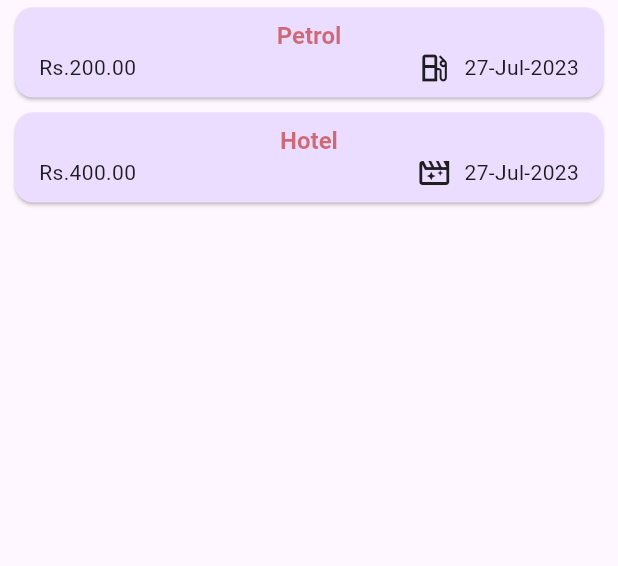
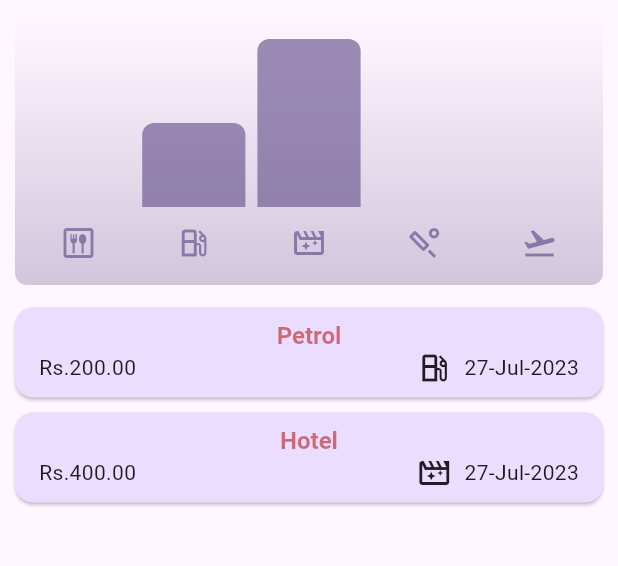
Before and after one commit to bhuphathi/expense_tracker, a Flutter app: the screen it shows after launch, on a phone screen of 412 x 824 dp, the part 114-680 px from its top. Run offline on Flutter 3.47's test engine with Material 2 defaults, Android fonts, the phone set to English and light mode, and no system bars.

Commit message:
feat: chart added

```diff
--- a/lib/model/expense.dart
+++ b/lib/model/expense.dart
@@ -31,3 +31,28 @@ class Expense {
 
   String get formattedDate => dateFormat.format(date);
 }
+
+class ExpenseBucket {
+  const ExpenseBucket({
+    required this.category,
+    required this.expenses,
+  });
+
+  ExpenseBucket.forCategory(List<Expense> allExpenses, this.category)
+      : expenses = allExpenses
+            .where((expense) => expense.category == category)
+            .toList();
+
+  final Category category;
+  final List<Expense> expenses;
+
+  double get totalExpenses {
+    double sum = 0;
+
+    for (final expense in expenses) {
+      sum += expense.amount; // sum = sum + expense.amount
+    }
+
+    return sum;
+  }
+}
--- a/lib/screens/expenses_screen.dart
+++ b/lib/screens/expenses_screen.dart
@@ -1,4 +1,5 @@
 import 'package:expense_tracker/main.dart';
+import 'package:expense_tracker/widgets/chart.dart';
 import 'package:flutter/material.dart';
 
 import 'package:expense_tracker/model/expense.dart';
@@ -109,6 +110,7 @@ class _ExpensesScreenState extends State<ExpensesScreen> {
           const Text(
             "The Expenses Widget...",
           ),
+          Chart(expenses: _registeredExpenses),
           Expanded(
             child: mainContent,
           ),
--- /dev/null
+++ b/lib/widgets/chart.dart
@@ -0,0 +1,96 @@
+import 'package:flutter/material.dart';
+
+import 'package:expense_tracker/widgets/chart_bar.dart';
+import 'package:expense_tracker/model/expense.dart';
+
+class Chart extends StatelessWidget {
+  const Chart({super.key, required this.expenses});
+
+  final List<Expense> expenses;
+
+  List<ExpenseBucket> get buckets {
+    return [
+      ExpenseBucket.forCategory(expenses, Category.food),
+      ExpenseBucket.forCategory(expenses, Category.fuel),
+      ExpenseBucket.forCategory(expenses, Category.leisure),
+      ExpenseBucket.forCategory(expenses, Category.sports),
+      ExpenseBucket.forCategory(expenses, Category.travel),
+    ];
+  }
+
+  double get maxTotalExpense {
+    double maxTotalExpense = 0;
+
+    for (final bucket in buckets) {
+      if (bucket.totalExpenses > maxTotalExpense) {
+        maxTotalExpense = bucket.totalExpenses;
+      }
+    }
+
+    return maxTotalExpense;
+  }
+
+  @override
+  Widget build(BuildContext context) {
+    final isDarkMode =
+        MediaQuery.of(context).platformBrightness == Brightness.dark;
+    return Container(
+      margin: const EdgeInsets.all(10),
+      padding: const EdgeInsets.symmetric(
+        vertical: 16,
+        horizontal: 4,
+      ),
+      width: double.infinity,
+      height: 180,
+      decoration: BoxDecoration(
+        borderRadius: BorderRadius.circular(8),
+        gradient: LinearGradient(
+          colors: [
+            Theme.of(context).colorScheme.primary.withOpacity(0.3),
+            Theme.of(context).colorScheme.primary.withOpacity(0.0)
+          ],
+          begin: Alignment.bottomCenter,
+          end: Alignment.topCenter,
+        ),
+      ),
+      child: Column(
+        children: [
+          Expanded(
+            child: Row(
+              crossAxisAlignment: CrossAxisAlignment.end,
+              children: [
+                for (final bucket in buckets) // alternative to map()
+                  ChartBar(
+                    fill: bucket.totalExpenses == 0
+                        ? 0
+                        : bucket.totalExpenses / maxTotalExpense,
+                  )
+              ],
+            ),
+          ),
+          const SizedBox(height: 12),
+          Row(
+            children: buckets
+                .map(
+                  (bucket) => Expanded(
+                    child: Padding(
+                      padding: const EdgeInsets.symmetric(horizontal: 4),
+                      child: Icon(
+                        categoryIcons[bucket.category],
+                        color: isDarkMode
+                            ? Theme.of(context).colorScheme.secondary
+                            : Theme.of(context)
+                                .colorScheme
+                                .primary
+                                .withOpacity(0.7),
+                      ),
+                    ),
+                  ),
+                )
+                .toList(),
+          )
+        ],
+      ),
+    );
+  }
+}
--- /dev/null
+++ b/lib/widgets/chart_bar.dart
@@ -0,0 +1,34 @@
+import 'package:flutter/material.dart';
+
+class ChartBar extends StatelessWidget {
+  const ChartBar({
+    super.key,
+    required this.fill,
+  });
+
+  final double fill;
+
+  @override
+  Widget build(BuildContext context) {
+    final isDarkMode =
+        MediaQuery.of(context).platformBrightness == Brightness.dark;
+    return Expanded(
+      child: Padding(
+        padding: const EdgeInsets.symmetric(horizontal: 4),
+        child: FractionallySizedBox(
+          heightFactor: fill, // 0 <> 1
+          child: DecoratedBox(
+            decoration: BoxDecoration(
+              shape: BoxShape.rectangle,
+              borderRadius:
+                  const BorderRadius.vertical(top: Radius.circular(8)),
+              color: isDarkMode
+                  ? Theme.of(context).colorScheme.secondary
+                  : Theme.of(context).colorScheme.primary.withOpacity(0.65),
+            ),
+          ),
+        ),
+      ),
+    );
+  }
+}
```
Also changed, not shown: 1 other file.
